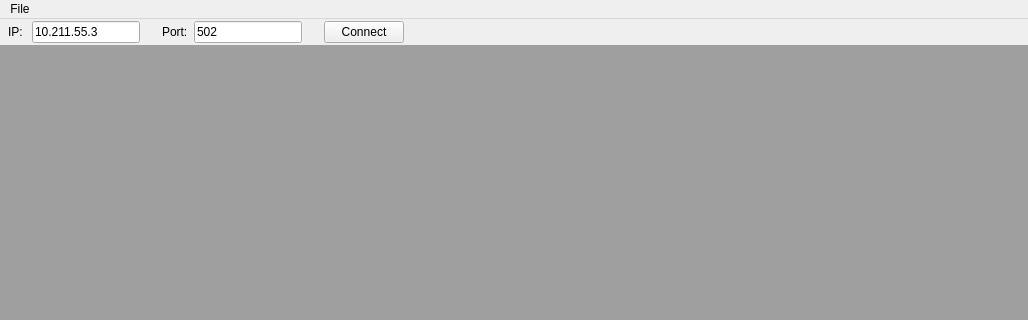
tonylin0826/ModbusMasterTool, file mainwindow.ui: the form before one commit; both pictures show x 0 to 1028 and y 0 to 320 of the 1028 by 600 pixel window.
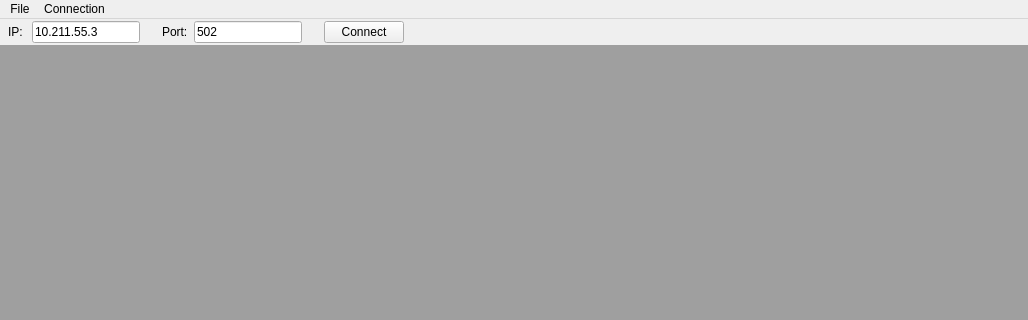
The form after the commit.

Commit message: feat(dialog): add ModbusConnectDialog

Diff of the .ui file:
```diff
--- a/mainwindow.ui
+++ b/mainwindow.ui
@@ -238,9 +238,17 @@
      <string>File</string>
     </property>
     <addaction name="separator"/>
-    <addaction name="actiontest"/>
+    <addaction name="actionNew"/>
+   </widget>
+   <widget class="QMenu" name="menuConnection">
+    <property name="title">
+     <string>Connection</string>
+    </property>
+    <addaction name="actionConnect"/>
+    <addaction name="actionDisconnect"/>
    </widget>
    <addaction name="menuFile"/>
+   <addaction name="menuConnection"/>
   </widget>
   <action name="actiontest">
    <property name="text">
```
Left out of the diff: 14 changed lines with no effect on the pictures. The commit also changes 7 other files.
